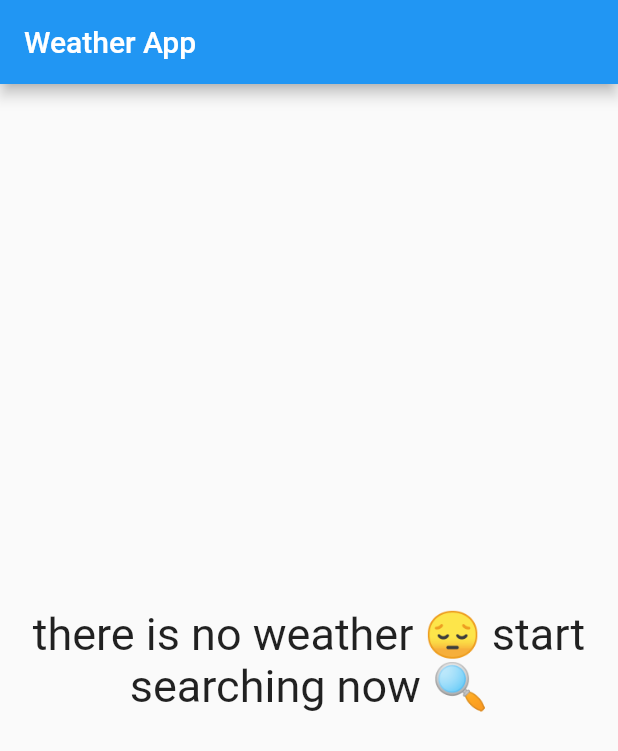
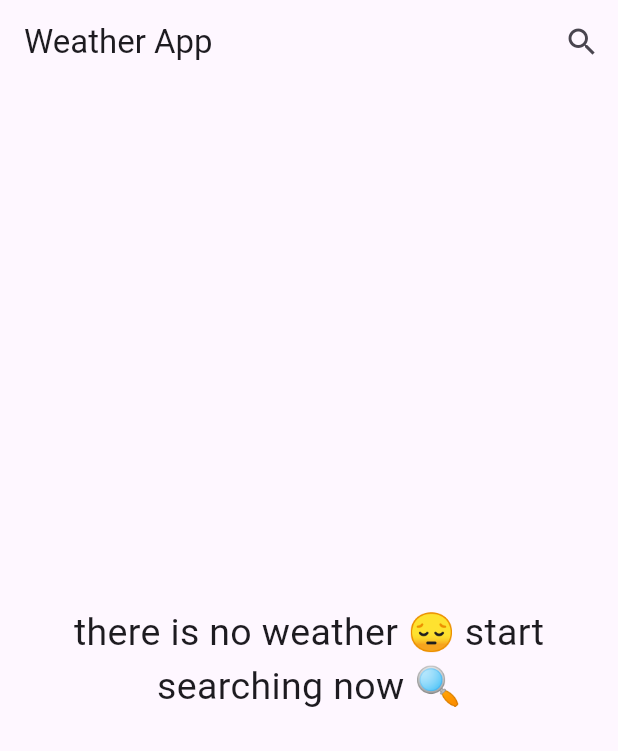
Before and after one commit to ahmed3zzt/Weather-App-Api, a Flutter app: the screen it shows after launch, on a phone screen of 412 x 824 dp. Shown: the top 751 px of the screen. Run offline on Flutter 3.47's test engine with Material 2 defaults, Android fonts, the phone set to English and light mode, and no system bars.

```diff
--- a/lib/main.dart
+++ b/lib/main.dart
@@ -2,15 +2,18 @@ import 'package:flutter/material.dart';
 import 'package:weather_app/pages/home_page.dart';
 
 void main() {
-  runApp(WeatherApp());
+  runApp(const WeatherApp());
 }
+
 class WeatherApp extends StatelessWidget {
-  const WeatherApp({ Key? key }) : super(key: key);
+  const WeatherApp({Key? key}) : super(key: key);
 
   @override
   Widget build(BuildContext context) {
     return MaterialApp(
-      home: HomePage(),
+      debugShowCheckedModeBanner: false,
+      theme: ThemeData(useMaterial3: true),
+      home: const HomePage(),
     );
   }
 }
--- a/lib/pages/home_page.dart
+++ b/lib/pages/home_page.dart
@@ -1,4 +1,5 @@
 import 'package:flutter/material.dart';
+import 'package:weather_app/pages/search_page.dart';
 
 class HomePage extends StatelessWidget {
   const HomePage({Key? key}) : super(key: key);
@@ -7,22 +8,30 @@ class HomePage extends StatelessWidget {
   Widget build(BuildContext context) {
     return Scaffold(
       appBar: AppBar(
-        title: Text('Weather App'),
+        title: const Text('Weather App'),
+        actions: [
+          IconButton(
+              onPressed: () {
+                Navigator.push(context,
+                    MaterialPageRoute(builder: (context) => SearchPage()));
+              },
+              icon: const Icon(Icons.search))
+        ],
       ),
       body: Center(
         child: Column(
           mainAxisSize: MainAxisSize.min,
-          children: [
+          children: const [
             Text(
               'there is no weather 😔 start',
               style: TextStyle(
-                fontSize: 30,
+                fontSize: 25,
               ),
             ),
             Text(
               'searching now 🔍',
               style: TextStyle(
-                fontSize: 30,
+                fontSize: 25,
               ),
             )
           ],
--- a/pubspec.yaml
+++ b/pubspec.yaml
@@ -32,7 +32,7 @@ dependencies:
   # The following adds the Cupertino Icons font to your application.
   # Use with the CupertinoIcons class for iOS style icons.
   cupertino_icons: ^1.0.2
-
+  http: ^0.13.5
 dev_dependencies:
   flutter_test:
     sdk: flutter
```
Also changed, not shown: lib/models/weather_model.dart (added, +15 -0 lines), lib/pages/search_page.dart (added, +39 -0 lines), lib/services/weather_service.dart (added, +34 -0 lines), pubspec.lock, 3 other files.
